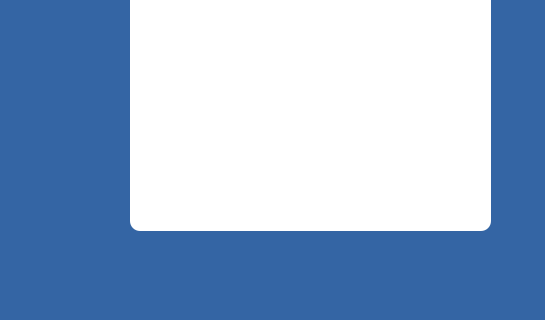
First picture: the form in Prototype de telas./Tela_Extrato.ui, repository evalasilva/DuplaPOO2, before the edit; both pictures show x 0 to 545 and y 160 to 480 of the 640 by 480 pixel window.
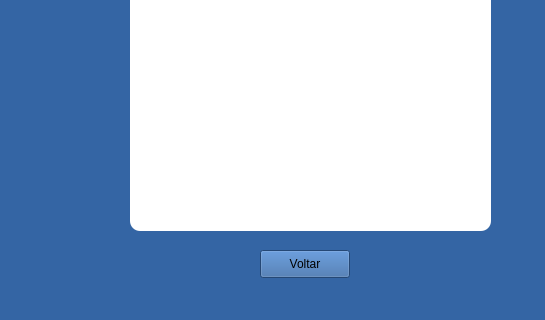
Second picture: the form after the edit.

Diff of the .ui file:
```diff
--- a/Prototype de telas./Tela_Extrato.ui
+++ b/Prototype de telas./Tela_Extrato.ui
@@ -58,6 +58,19 @@
 }</string>
     </property>
    </widget>
+   <widget class="QPushButton" name="buttonVoltar">
+    <property name="geometry">
+     <rect>
+      <x>260</x>
+      <y>410</y>
+      <width>90</width>
+      <height>28</height>
+     </rect>
+    </property>
+    <property name="text">
+     <string>Voltar</string>
+    </property>
+   </widget>
   </widget>
   <widget class="QStatusBar" name="statusbar"/>
  </widget>
```
